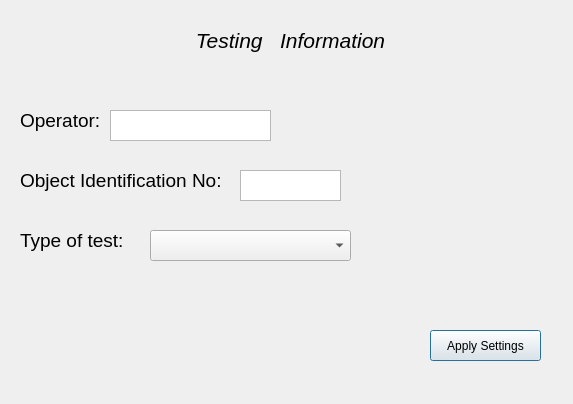
Before: the Qt Designer form GUI/testselection.ui in AudreyFrancisco/SingleLadderQualification, drawn with Qt 5.
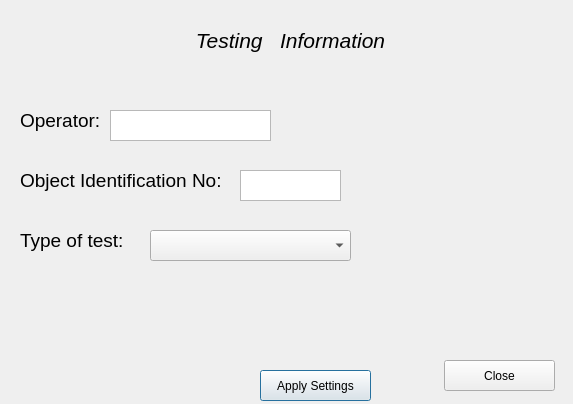
After: the same form once the commit is applied.

What changed in the file:
```diff
--- a/GUI/testselection.ui
+++ b/GUI/testselection.ui
@@ -89,8 +89,8 @@
   <widget class="QPushButton" name="settings">
    <property name="geometry">
     <rect>
-     <x>430</x>
-     <y>330</y>
+     <x>260</x>
+     <y>370</y>
      <width>111</width>
      <height>31</height>
     </rect>
@@ -144,6 +144,19 @@
     </property>
    </item>
   </widget>
+  <widget class="QPushButton" name="close">
+   <property name="geometry">
+    <rect>
+     <x>444</x>
+     <y>360</y>
+     <width>111</width>
+     <height>31</height>
+    </rect>
+   </property>
+   <property name="text">
+    <string>Close</string>
+   </property>
+  </widget>
  </widget>
  <resources/>
  <connections/>
```
